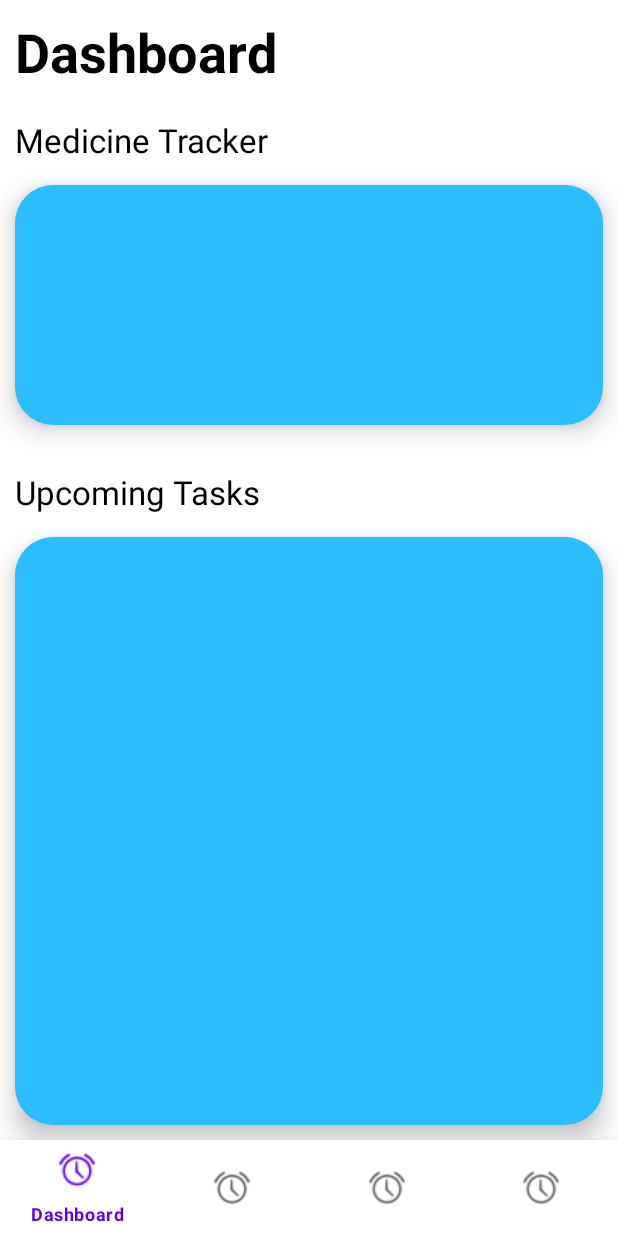
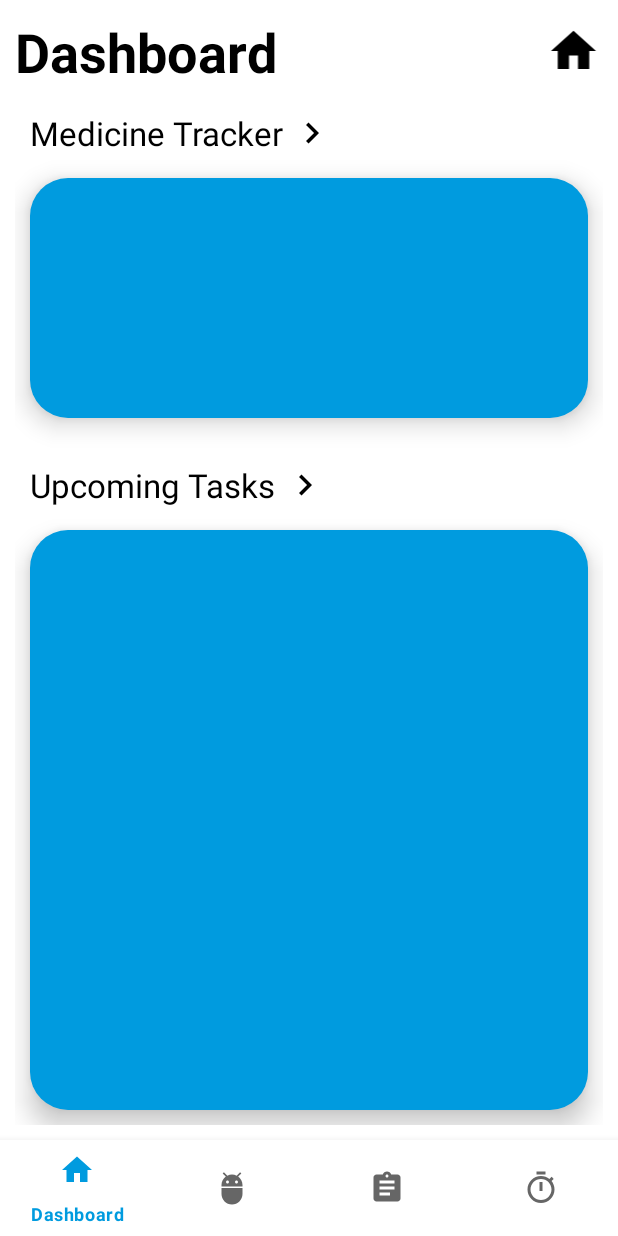
Before and after one commit to ncarlson23/focusFinder, an Android app: the screen it shows after launch (MainActivity), on a phone screen of 412 x 824 dp. Run offline under Robolectric (Android 15) with nearby library versions, the phone set to English and light mode, and no system bars.

Commit message:
More UI Work

```diff
--- /dev/null
+++ b/app/src/main/res/drawable/ic_baseline_assignment_24.xml
@@ -0,0 +1,5 @@
+<vector android:autoMirrored="true" android:height="36dp"
+    android:tint="#000000" android:viewportHeight="24"
+    android:viewportWidth="24" android:width="36dp" xmlns:android="http://schemas.android.com/apk/res/android">
+    <path android:fillColor="@android:color/white" android:pathData="M19,3h-4.18C14.4,1.84 13.3,1 12,1c-1.3,0 -2.4,0.84 -2.82,2L5,3c-1.1,0 -2,0.9 -2,2v14c0,1.1 0.9,2 2,2h14c1.1,0 2,-0.9 2,-2L21,5c0,-1.1 -0.9,-2 -2,-2zM12,3c0.55,0 1,0.45 1,1s-0.45,1 -1,1 -1,-0.45 -1,-1 0.45,-1 1,-1zM14,17L7,17v-2h7v2zM17,13L7,13v-2h10v2zM17,9L7,9L7,7h10v2z"/>
+</vector>
--- /dev/null
+++ b/app/src/main/res/drawable/ic_baseline_keyboard_arrow_right_24.xml
@@ -0,0 +1,5 @@
+<vector android:height="28dp" android:tint="#000000"
+    android:viewportHeight="24" android:viewportWidth="24"
+    android:width="28dp" xmlns:android="http://schemas.android.com/apk/res/android">
+    <path android:fillColor="@android:color/white" android:pathData="M8.59,16.59L13.17,12 8.59,7.41 10,6l6,6 -6,6 -1.41,-1.41z"/>
+</vector>
--- /dev/null
+++ b/app/src/main/res/drawable/ic_baseline_timer_24.xml
@@ -0,0 +1,5 @@
+<vector android:height="36dp" android:tint="#000000"
+    android:viewportHeight="24" android:viewportWidth="24"
+    android:width="36dp" xmlns:android="http://schemas.android.com/apk/res/android">
+    <path android:fillColor="@android:color/white" android:pathData="M15,1L9,1v2h6L15,1zM11,14h2L13,8h-2v6zM19.03,7.39l1.42,-1.42c-0.43,-0.51 -0.9,-0.99 -1.41,-1.41l-1.42,1.42C16.07,4.74 14.12,4 12,4c-4.97,0 -9,4.03 -9,9s4.02,9 9,9 9,-4.03 9,-9c0,-2.12 -0.74,-4.07 -1.97,-5.61zM12,20c-3.87,0 -7,-3.13 -7,-7s3.13,-7 7,-7 7,3.13 7,7 -3.13,7 -7,7z"/>
+</vector>
--- /dev/null
+++ b/app/src/main/res/drawable/ic_home.xml
@@ -0,0 +1,5 @@
+<vector android:height="36dp" android:tint="#000000"
+    android:viewportHeight="24" android:viewportWidth="24"
+    android:width="36dp" xmlns:android="http://schemas.android.com/apk/res/android">
+    <path android:fillColor="@android:color/white" android:pathData="M10,20v-6h4v6h5v-8h3L12,3 2,12h3v8z"/>
+</vector>
--- /dev/null
+++ b/app/src/main/res/drawable/ic_pill.xml
@@ -0,0 +1,5 @@
+<vector android:height="36dp" android:tint="#000000"
+    android:viewportHeight="24" android:viewportWidth="24"
+    android:width="36dp" xmlns:android="http://schemas.android.com/apk/res/android">
+    <path android:fillColor="@android:color/white" android:pathData="M5,16c0,3.87 3.13,7 7,7s7,-3.13 7,-7v-4L5,12v4zM16.12,4.37l2.1,-2.1 -0.82,-0.83 -2.3,2.31C14.16,3.28 13.12,3 12,3s-2.16,0.28 -3.09,0.75L6.6,1.44l-0.82,0.83 2.1,2.1C6.14,5.64 5,7.68 5,10v1h14v-1c0,-2.32 -1.14,-4.36 -2.88,-5.63zM9,9c-0.55,0 -1,-0.45 -1,-1s0.45,-1 1,-1 1,0.45 1,1 -0.45,1 -1,1zM15,9c-0.55,0 -1,-0.45 -1,-1s0.45,-1 1,-1 1,0.45 1,1 -0.45,1 -1,1z"/>
+</vector>
--- a/app/src/main/res/drawable/round_rect_shape.xml
+++ b/app/src/main/res/drawable/round_rect_shape.xml
@@ -3,7 +3,7 @@
 <shape xmlns:android="http://schemas.android.com/apk/res/android"
 
     android:shape="rectangle">
-    <solid android:color="#2ABDFF" />
+    <solid android:color="#FF009BDF" />
 
     <corners android:radius="25dp" />
 
--- a/app/src/main/res/layout/fragment_dashboard.xml
+++ b/app/src/main/res/layout/fragment_dashboard.xml
@@ -3,32 +3,59 @@
     xmlns:tools="http://schemas.android.com/tools"
     android:layout_width="match_parent"
     android:layout_height="match_parent"
+    android:layout_margin="10dp"
     android:orientation="vertical"
-    android:layout_marginTop="10dp"
-    tools:context=".Dashboard"
-    >
+    tools:context=".Dashboard">
+
+    <LinearLayout
+        android:layout_width="match_parent"
+        android:layout_height="wrap_content">
+
+
         <TextView
-            android:layout_width="match_parent"
+            android:layout_width="0dp"
+            android:layout_weight="9"
             android:layout_height="wrap_content"
+            android:clickable="false"
             android:text="Dashboard"
             android:textColor="@color/black"
             android:textSize="36sp"
-            android:textStyle="bold"
-            android:paddingLeft="10dp"/>
+            android:textStyle="bold" />
+
+        <ImageView
+            android:layout_width="0dp"
+            android:layout_height="wrap_content"
+            android:src="@drawable/ic_home"
+            android:layout_gravity="center"
+            android:layout_weight="1"/>
+    </LinearLayout>
+
+
+
+
 
     <LinearLayout
         android:layout_width="match_parent"
         android:layout_height="wrap_content"
-            android:paddingTop="20dp"
+        android:paddingTop="15dp"
         android:paddingBottom="5dp">
 
         <TextView
             android:layout_width="wrap_content"
             android:layout_height="wrap_content"
+            android:layout_gravity="center"
+            android:paddingLeft="10dp"
             android:text="Medicine Tracker"
             android:textColor="@color/black"
-                android:textSize="22sp"
-                android:paddingLeft="10dp"/>
+            android:textSize="22sp" />
+
+        <androidx.appcompat.widget.AppCompatImageButton
+            android:layout_width="wrap_content"
+            android:layout_height="wrap_content"
+            android:layout_gravity="center"
+            android:paddingLeft="5dp"
+            android:background="#00FFFFFF"
+            android:src="@drawable/ic_baseline_keyboard_arrow_right_24" />
 
     </LinearLayout>
 
@@ -36,10 +63,9 @@
     <LinearLayout
         android:layout_width="match_parent"
         android:layout_height="160dp"
+        android:layout_margin="10dp"
         android:background="@drawable/round_rect_shape"
-            android:elevation="10dp"
-            android:layout_margin="10dp">
-
+        android:elevation="10dp">
 
     </LinearLayout>
 
@@ -52,24 +78,31 @@
         <TextView
             android:layout_width="wrap_content"
             android:layout_height="wrap_content"
+            android:paddingLeft="10dp"
             android:text="Upcoming Tasks"
             android:textColor="@color/black"
-                android:textSize="22sp"
-                android:paddingLeft="10dp"/>
+            android:layout_gravity="center"
+            android:textSize="22sp" />
+
+        <androidx.appcompat.widget.AppCompatImageButton
+            android:layout_width="wrap_content"
+            android:layout_height="wrap_content"
+            android:layout_gravity="center"
+            android:background="#00FFFFFF"
+            android:paddingLeft="5dp"
+            android:src="@drawable/ic_baseline_keyboard_arrow_right_24" />
     </LinearLayout>
 
 
     <LinearLayout
         android:layout_width="match_parent"
         android:layout_height="match_parent"
+        android:layout_margin="10dp"
         android:background="@drawable/round_rect_shape"
-            android:elevation="10dp"
-            android:layout_margin="10dp">
+        android:elevation="10dp">
 
 
     </LinearLayout>
 
 
-
-
 </LinearLayout>
--- a/app/src/main/res/layout/fragment_medicine_detail.xml
+++ b/app/src/main/res/layout/fragment_medicine_detail.xml
@@ -6,7 +6,6 @@
     android:layout_height="match_parent"
     tools:context=".medicineDetail"
     android:orientation="vertical"
-    android:layout_marginBottom="45dp"
     android:layout_margin="10dp">
 
 
@@ -28,7 +27,7 @@
             android:layout_gravity="right"
             android:layout_weight="1"
             android:backgroundTint="#FFFFFF"
-            android:src="@android:drawable/btn_star_big_on" />
+            android:src="@drawable/ic_home" />
     </LinearLayout>
 
     <LinearLayout
--- a/app/src/main/res/layout/fragment_task_detail.xml
+++ b/app/src/main/res/layout/fragment_task_detail.xml
@@ -28,7 +28,7 @@
             android:layout_height="match_parent"
             android:layout_gravity="right"
             android:backgroundTint="#FFFFFF"
-            android:src="@android:drawable/btn_star_big_on"
+            android:src="@drawable/ic_home"
             android:layout_weight="1"/>
     </LinearLayout>
 
--- a/app/src/main/res/menu/menu.xml
+++ b/app/src/main/res/menu/menu.xml
@@ -1,29 +1,30 @@
 <?xml version="1.0" encoding="utf-8"?>
 <menu xmlns:tools="http://schemas.android.com/tools"
     xmlns:android="http://schemas.android.com/apk/res/android"
-    xmlns:app="http://schemas.android.com/apk/res-auto">
+    xmlns:app="http://schemas.android.com/apk/res-auto"
+    >
 
 
     <item
         android:id="@+id/dashboard"
-        android:icon="@android:drawable/ic_lock_idle_alarm"
+        android:icon="@drawable/ic_home"
 
         android:title="Dashboard" />
 
     <item
         android:id="@+id/med_tracker"
-        android:icon="@android:drawable/ic_lock_idle_alarm"
+        android:icon="@drawable/ic_pill"
         android:title="Medicine" />
 
     <item
         android:id="@+id/task_tracker"
-        android:icon="@android:drawable/ic_lock_idle_alarm"
+        android:icon="@drawable/ic_baseline_assignment_24"
         tools:ignore="MenuTitle"
         android:title="Tasks"/>
 
     <item
         android:id="@+id/timer"
-        android:icon="@android:drawable/ic_lock_idle_alarm"
+        android:icon="@drawable/ic_baseline_timer_24"
         tools:ignore="MenuTitle"
         android:title="Timer"/>
 </menu>
--- a/app/src/main/res/values/themes.xml
+++ b/app/src/main/res/values/themes.xml
@@ -2,15 +2,15 @@
     <!-- Base application theme. -->
     <style name="Theme.FocusFinder" parent="Theme.MaterialComponents.DayNight.NoActionBar">
         <!-- Primary brand color. -->
-        <item name="colorPrimary">@color/purple_500</item>
-        <item name="colorPrimaryVariant">@color/purple_700</item>
+        <item name="colorPrimary">#009BDF</item>
+        <item name="colorPrimaryVariant">#1C4B5E</item>
         <item name="colorOnPrimary">@color/white</item>
         <!-- Secondary brand color. -->
-        <item name="colorSecondary">@color/teal_200</item>
-        <item name="colorSecondaryVariant">@color/teal_700</item>
+        <item name="colorSecondary">#DE4716</item>
+        <item name="colorSecondaryVariant">#DEAC16</item>
         <item name="colorOnSecondary">@color/black</item>
         <!-- Status bar color. -->
-        <item name="android:statusBarColor" tools:targetApi="l">#2E9DFF</item>
+        <item name="android:statusBarColor" tools:targetApi="l">#009BDF</item>
         <!-- Customize your theme here. -->
     </style>
 </resources>
```
Also changed, not shown: app/src/main/res/layout/fragment_medicine_home.xml (+17 -17 lines), app/src/main/res/layout/fragment_task_home.xml (+20 -36 lines), app/src/main/res/layout/fragment_timer.xml (+26 -3 lines). Lines whose indentation alone changed are shown as unchanged.
